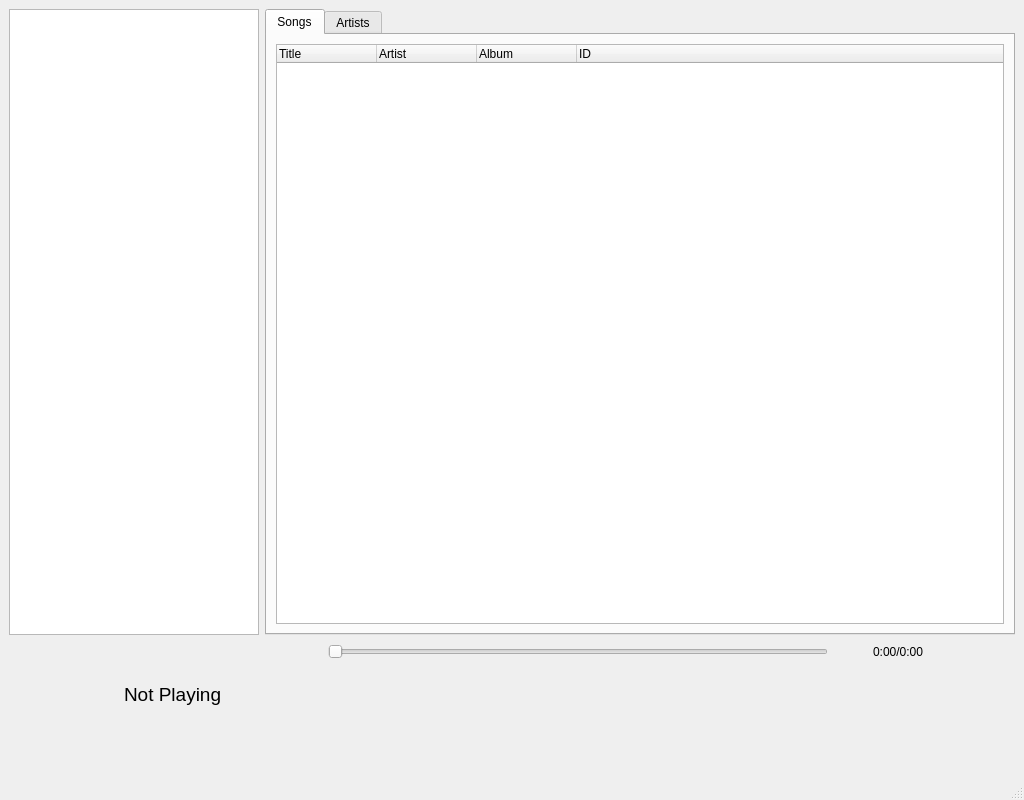
First picture: the form in forms/main.ui, repository ToppleKek/fap, before the edit.
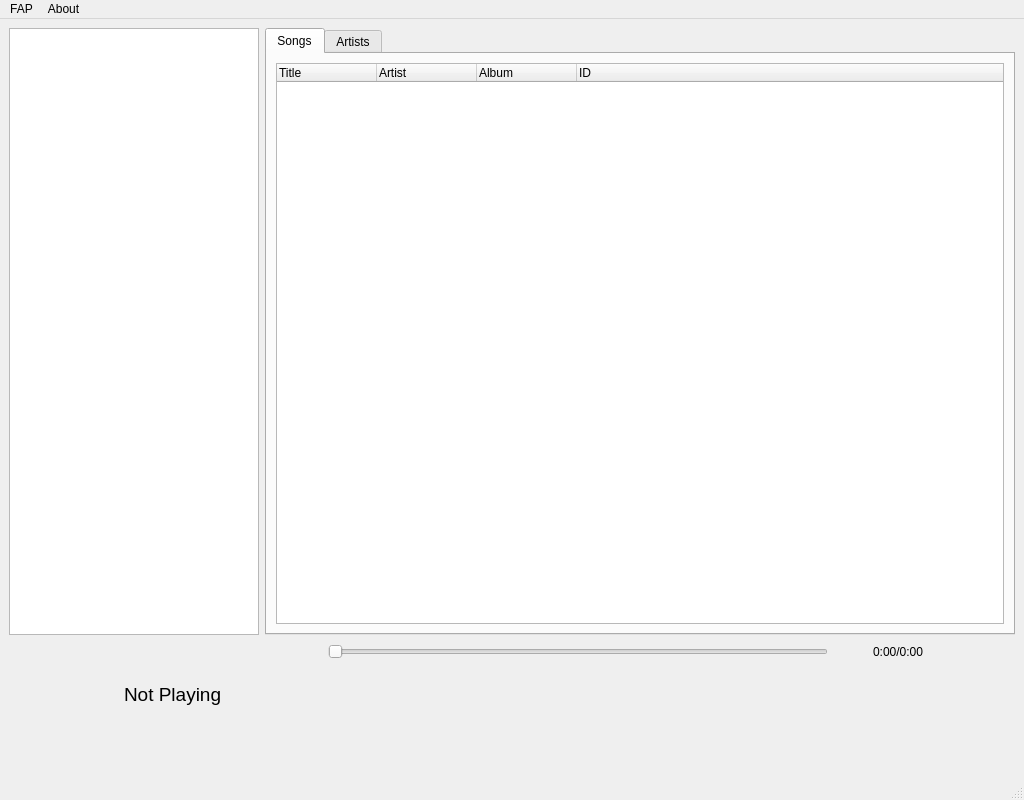
Second picture: the form after the edit. Icons and pictures are not drawn.

```diff
--- a/forms/main.ui
+++ b/forms/main.ui
@@ -326,6 +326,21 @@
      <height>25</height>
     </rect>
    </property>
+   <widget class="QMenu" name="menuFAP">
+    <property name="title">
+     <string>FAP</string>
+    </property>
+    <addaction name="actionMPD_Configuration"/>
+    <addaction name="actionFAP_Configuration"/>
+   </widget>
+   <widget class="QMenu" name="menuAbout">
+    <property name="title">
+     <string>About</string>
+    </property>
+    <addaction name="actionAbout_FAP"/>
+   </widget>
+   <addaction name="menuFAP"/>
+   <addaction name="menuAbout"/>
   </widget>
   <widget class="QStatusBar" name="statusbar"/>
  </widget>
```
Left out of the diff: 15 changed lines with no effect on the pictures.
